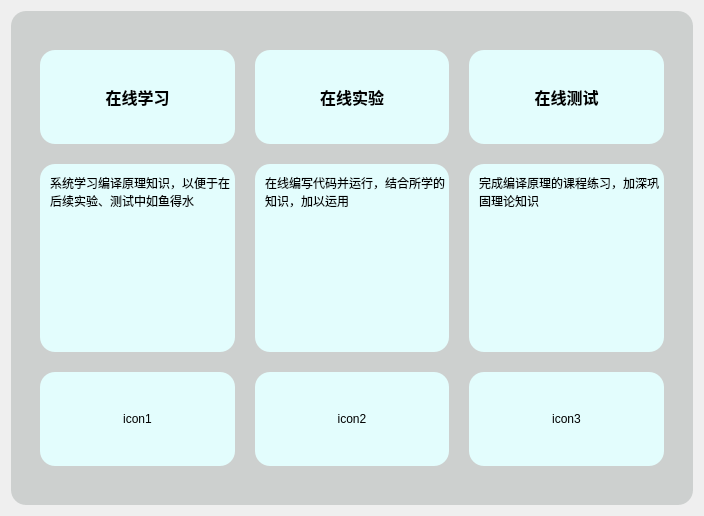
Above: ui/mainpage.ui from azh-1415926/POCAssistant before the change. Below: the same form after it.
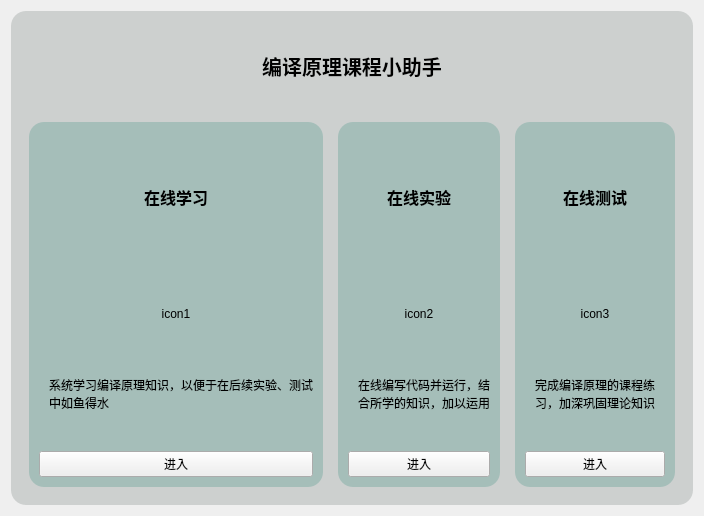
That is the form after the change. Custom widgets are drawn as their Qt base class.

Commit message: 增加了在线测试的ui，优化了一下主界面的布局

Diff of the .ui file:
```diff
--- a/ui/mainpage.ui
+++ b/ui/mainpage.ui
@@ -23,9 +23,21 @@
 	border-radius: 15px;
 }
 
-QLabel
+QFrame#frame1
 {
-	background-color: rgb(227, 253, 253);
+	background-color: rgba(0,118,98,50);
+	border-radius: 15px;
+}
+
+QFrame#frame2
+{
+	background-color: rgba(0,118,98,50);
+	border-radius: 15px;
+}
+
+QFrame#frame3
+{
+	background-color: rgba(0,118,98,50);
 	border-radius: 15px;
 }</string>
      </property>
@@ -41,102 +53,56 @@
         <property name="styleSheet">
          <string notr="true"/>
         </property>
-        <layout class="QVBoxLayout" name="verticalLayout_5">
+        <layout class="QVBoxLayout" name="verticalLayout_5" stretch="1,5">
          <property name="spacing">
-          <number>0</number>
-         </property>
-         <property name="leftMargin">
-          <number>0</number>
-         </property>
-         <property name="topMargin">
-          <number>0</number>
-         </property>
-         <property name="rightMargin">
-          <number>0</number>
-         </property>
-         <property name="bottomMargin">
-          <number>0</number>
-         </property>
-         <item>
-          <layout class="QGridLayout" name="gridLayout" rowstretch="1,2,1" columnstretch="1,1,1" rowminimumheight="1,2,1" columnminimumwidth="1,1,1">
-           <property name="leftMargin">
             <number>20</number>
            </property>
-           <property name="topMargin">
-            <number>30</number>
-           </property>
-           <property name="rightMargin">
-            <number>20</number>
-           </property>
-           <property name="bottomMargin">
-            <number>30</number>
-           </property>
-           <property name="spacing">
-            <number>20</number>
-           </property>
-           <item row="0" column="2">
-            <widget class="clicklabel" name="quiz">
+         <item>
+          <widget class="QLabel" name="label_4">
              <property name="font">
               <font>
+             <pointsize>15</pointsize>
                <bold>true</bold>
               </font>
              </property>
              <property name="text">
-              <string>&lt;html&gt;&lt;head/&gt;&lt;body&gt;&lt;p&gt;&lt;span style=&quot; font-size:12pt; font-weight:700;&quot;&gt;在线测试&lt;/span&gt;&lt;/p&gt;&lt;/body&gt;&lt;/html&gt;</string>
+            <string>编译原理课程小助手</string>
              </property>
              <property name="alignment">
               <set>Qt::AlignCenter</set>
              </property>
             </widget>
            </item>
-           <item row="1" column="1">
-            <widget class="QLabel" name="label_2">
-             <property name="text">
-              <string>在线编写代码并运行，结合所学的知识，加以运用</string>
-             </property>
-             <property name="alignment">
-              <set>Qt::AlignLeading|Qt::AlignLeft|Qt::AlignTop</set>
+         <item>
+          <layout class="QHBoxLayout" name="horizontalLayout">
+           <property name="spacing">
+            <number>15</number>
+           </property>
+           <item>
+            <widget class="QFrame" name="frame1">
+             <property name="frameShape">
+              <enum>QFrame::StyledPanel</enum>
              </property>
-             <property name="wordWrap">
-              <bool>true</bool>
+             <property name="frameShadow">
+              <enum>QFrame::Raised</enum>
              </property>
-             <property name="indent">
+             <layout class="QVBoxLayout" name="verticalLayout_3" stretch="2,1,1,2">
+              <property name="spacing">
+               <number>20</number>
+              </property>
+              <property name="leftMargin">
               <number>10</number>
              </property>
-            </widget>
-           </item>
-           <item row="1" column="0">
-            <widget class="QLabel" name="label">
-             <property name="text">
-              <string>系统学习编译原理知识，以便于在后续实验、测试中如鱼得水</string>
-             </property>
-             <property name="alignment">
-              <set>Qt::AlignLeading|Qt::AlignLeft|Qt::AlignTop</set>
-             </property>
-             <property name="wordWrap">
-              <bool>true</bool>
-             </property>
-             <property name="indent">
+              <property name="topMargin">
+               <number>10</number>
+              </property>
+              <property name="rightMargin">
+               <number>10</number>
+              </property>
+              <property name="bottomMargin">
               <number>10</number>
              </property>
-            </widget>
-           </item>
-           <item row="0" column="1">
-            <widget class="clicklabel" name="program">
-             <property name="font">
-              <font>
-               <bold>true</bold>
-              </font>
-             </property>
-             <property name="text">
-              <string>&lt;html&gt;&lt;head/&gt;&lt;body&gt;&lt;p&gt;&lt;span style=&quot; font-size:12pt; font-weight:700;&quot;&gt;在线实验&lt;/span&gt;&lt;/p&gt;&lt;/body&gt;&lt;/html&gt;</string>
-             </property>
-             <property name="alignment">
-              <set>Qt::AlignCenter</set>
-             </property>
-            </widget>
-           </item>
-           <item row="0" column="0">
+              <item>
             <widget class="clicklabel" name="course">
              <property name="font">
               <font>
@@ -151,23 +117,7 @@
              </property>
             </widget>
            </item>
-           <item row="1" column="2">
-            <widget class="QLabel" name="label_3">
-             <property name="text">
-              <string>完成编译原理的课程练习，加深巩固理论知识</string>
-             </property>
-             <property name="alignment">
-              <set>Qt::AlignLeading|Qt::AlignLeft|Qt::AlignTop</set>
-             </property>
-             <property name="wordWrap">
-              <bool>true</bool>
-             </property>
-             <property name="indent">
-              <number>10</number>
-             </property>
-            </widget>
-           </item>
-           <item row="2" column="0">
+              <item>
             <widget class="QLabel" name="iconOfCourse">
              <property name="text">
               <string>icon1</string>
@@ -177,7 +127,72 @@
              </property>
             </widget>
            </item>
-           <item row="2" column="1">
+              <item>
+               <widget class="QLabel" name="label">
+                <property name="text">
+                 <string>系统学习编译原理知识，以便于在后续实验、测试中如鱼得水</string>
+                </property>
+                <property name="alignment">
+                 <set>Qt::AlignLeading|Qt::AlignLeft|Qt::AlignTop</set>
+                </property>
+                <property name="wordWrap">
+                 <bool>true</bool>
+                </property>
+                <property name="indent">
+                 <number>10</number>
+                </property>
+               </widget>
+              </item>
+              <item>
+               <widget class="QPushButton" name="pushButton_4">
+                <property name="text">
+                 <string>进入</string>
+                </property>
+               </widget>
+              </item>
+             </layout>
+            </widget>
+           </item>
+           <item>
+            <widget class="QFrame" name="frame2">
+             <property name="frameShape">
+              <enum>QFrame::StyledPanel</enum>
+             </property>
+             <property name="frameShadow">
+              <enum>QFrame::Raised</enum>
+             </property>
+             <layout class="QVBoxLayout" name="verticalLayout_4" stretch="2,1,1,2">
+              <property name="spacing">
+               <number>20</number>
+              </property>
+              <property name="leftMargin">
+               <number>10</number>
+              </property>
+              <property name="topMargin">
+               <number>10</number>
+              </property>
+              <property name="rightMargin">
+               <number>10</number>
+              </property>
+              <property name="bottomMargin">
+               <number>10</number>
+              </property>
+              <item>
+               <widget class="clicklabel" name="program">
+                <property name="font">
+                 <font>
+                  <bold>true</bold>
+                 </font>
+                </property>
+                <property name="text">
+                 <string>&lt;html&gt;&lt;head/&gt;&lt;body&gt;&lt;p&gt;&lt;span style=&quot; font-size:12pt; font-weight:700;&quot;&gt;在线实验&lt;/span&gt;&lt;/p&gt;&lt;/body&gt;&lt;/html&gt;</string>
+                </property>
+                <property name="alignment">
+                 <set>Qt::AlignCenter</set>
+                </property>
+               </widget>
+              </item>
+              <item>
             <widget class="QLabel" name="iconOfProgram">
              <property name="text">
               <string>icon2</string>
@@ -187,7 +202,72 @@
              </property>
             </widget>
            </item>
-           <item row="2" column="2">
+              <item>
+               <widget class="QLabel" name="label_2">
+                <property name="text">
+                 <string>在线编写代码并运行，结合所学的知识，加以运用</string>
+                </property>
+                <property name="alignment">
+                 <set>Qt::AlignLeading|Qt::AlignLeft|Qt::AlignTop</set>
+                </property>
+                <property name="wordWrap">
+                 <bool>true</bool>
+                </property>
+                <property name="indent">
+                 <number>10</number>
+                </property>
+               </widget>
+              </item>
+              <item>
+               <widget class="QPushButton" name="pushButton_5">
+                <property name="text">
+                 <string>进入</string>
+                </property>
+               </widget>
+              </item>
+             </layout>
+            </widget>
+           </item>
+           <item>
+            <widget class="QFrame" name="frame3">
+             <property name="frameShape">
+              <enum>QFrame::StyledPanel</enum>
+             </property>
+             <property name="frameShadow">
+              <enum>QFrame::Raised</enum>
+             </property>
+             <layout class="QVBoxLayout" name="verticalLayout_6" stretch="2,1,1,2">
+              <property name="spacing">
+               <number>20</number>
+              </property>
+              <property name="leftMargin">
+               <number>10</number>
+              </property>
+              <property name="topMargin">
+               <number>10</number>
+              </property>
+              <property name="rightMargin">
+               <number>10</number>
+              </property>
+              <property name="bottomMargin">
+               <number>10</number>
+              </property>
+              <item>
+               <widget class="clicklabel" name="quiz">
+                <property name="font">
+                 <font>
+                  <bold>true</bold>
+                 </font>
+                </property>
+                <property name="text">
+                 <string>&lt;html&gt;&lt;head/&gt;&lt;body&gt;&lt;p&gt;&lt;span style=&quot; font-size:12pt; font-weight:700;&quot;&gt;在线测试&lt;/span&gt;&lt;/p&gt;&lt;/body&gt;&lt;/html&gt;</string>
+                </property>
+                <property name="alignment">
+                 <set>Qt::AlignCenter</set>
+                </property>
+               </widget>
+              </item>
+              <item>
             <widget class="QLabel" name="iconOfQuestion">
              <property name="text">
               <string>icon3</string>
@@ -195,6 +275,32 @@
              <property name="alignment">
               <set>Qt::AlignCenter</set>
              </property>
+               </widget>
+              </item>
+              <item>
+               <widget class="QLabel" name="label_3">
+                <property name="text">
+                 <string>完成编译原理的课程练习，加深巩固理论知识</string>
+                </property>
+                <property name="alignment">
+                 <set>Qt::AlignLeading|Qt::AlignLeft|Qt::AlignTop</set>
+                </property>
+                <property name="wordWrap">
+                 <bool>true</bool>
+                </property>
+                <property name="indent">
+                 <number>10</number>
+                </property>
+               </widget>
+              </item>
+              <item>
+               <widget class="QPushButton" name="pushButton_6">
+                <property name="text">
+                 <string>进入</string>
+                </property>
+               </widget>
+              </item>
+             </layout>
             </widget>
            </item>
           </layout>
```
Lines whose indentation alone changed are shown as unchanged. The commit also changes 8 other files.
